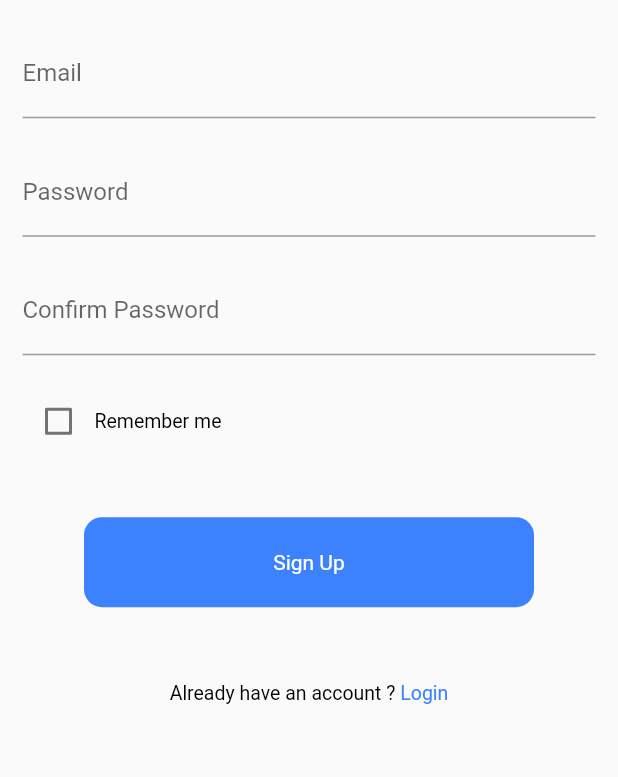
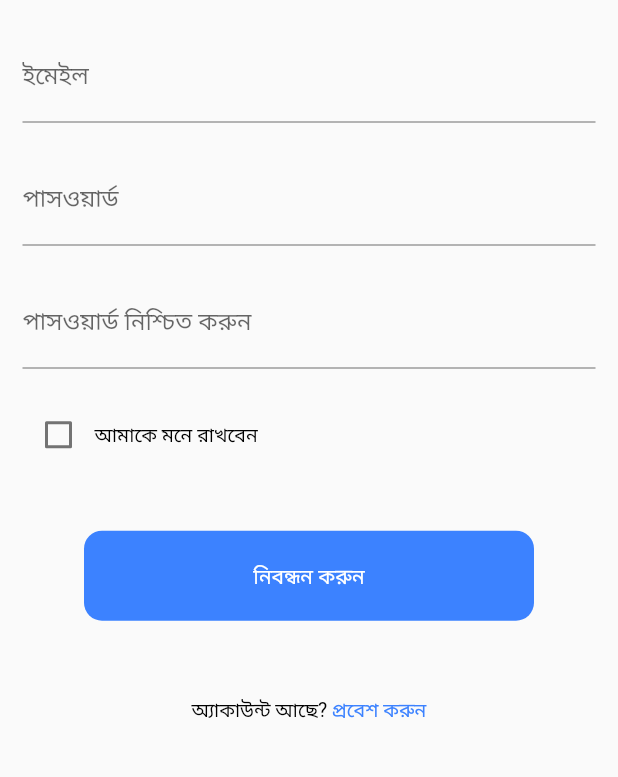
Before and after one commit to squirtle-squad-iut/isharabuli, a Flutter app: the SignupScreen screen opened directly, on a phone screen of 412 x 824 dp, the part 412-1189 px from its top. Run offline on Flutter 3.47's test engine with Material 2 defaults, Android fonts, the phone set to English and light mode, and no system bars; our stand-ins replace animated_splash_screen, firebase_auth, firebase_core, firebase_storage, flutter_native_splash, fluttertoast and 1 more; accounts and stored records are empty; network calls fail.

Commit message:
Enabled bangla lanuage

```diff
--- /dev/null
+++ b/lib/messages/messages_bn.dart
@@ -0,0 +1,5 @@
+const Map<String, String> messagesBn = {
+  'Ishara Buli' : 'ইশারা বুলি',
+  'Learn': 'শিখুন',
+  // Add more translations as needed
+};
--- a/lib/views/landing_page.dart
+++ b/lib/views/landing_page.dart
@@ -31,7 +31,7 @@ class _SignupLoginScreenState extends State<SignupLoginScreen> {
                       height: 50,
                     ),
                     InkWell(
-                      child: SignUpContainer(st: "Sign Up"),
+                      child: SignUpContainer(st: "নিবন্ধন করুন"),
                       onTap: () {
                         Navigator.of(context).push(MaterialPageRoute(
                             builder: (context) => const SignupScreen()));
@@ -41,7 +41,7 @@ class _SignupLoginScreenState extends State<SignupLoginScreen> {
                       height: 50,
                     ),
                     InkWell(
-                      child: LoginContainer(st: "Log In"),
+                      child: LoginContainer(st: "প্রবেশ করুন"),
                       onTap: () {
                         Navigator.of(context).push(MaterialPageRoute(
                             builder: (context) => const LoginScreen()));
--- a/lib/views/learning_page.dart
+++ b/lib/views/learning_page.dart
@@ -26,7 +26,7 @@ class LearningPage extends StatelessWidget {
     final screenHeight = MediaQuery.of(context).size.height;
     return Scaffold(
       appBar: AppBar(
-        title: const Text("Ishara Buli"),
+        title: const Text("ইশারা বুলি"),
         automaticallyImplyLeading: false,
         actions: [
           IconButton(
--- a/lib/views/login_signup/login_screen.dart
+++ b/lib/views/login_signup/login_screen.dart
@@ -39,7 +39,7 @@ class _LoginScreenState extends State<LoginScreen> {
                     const SizedBox(width: 30),
                     TextFormField(
                       decoration: const InputDecoration(
-                          labelText: "Email", hintText: "Email"),
+                          labelText: "ইমেইল", hintText: "ইমেইল"),
                       keyboardType: TextInputType.emailAddress,
                       validator: (value) {
                         if (value == null || value.isEmpty) {
@@ -54,7 +54,7 @@ class _LoginScreenState extends State<LoginScreen> {
                     TextFormField(
                       obscureText: true,
                       decoration: const InputDecoration(
-                          labelText: "Password", hintText: "Password"),
+                          labelText: "পাসওয়ার্ড", hintText: "পাসওয়ার্ড"),
                       validator: (value) {
                         if (value == null || value.isEmpty) {
                           return 'Please enter your password';
@@ -74,18 +74,17 @@ class _LoginScreenState extends State<LoginScreen> {
                               _value = newValue!;
                               // storeUserCredentials(String email, String password)
                             });
-                            const Text(
-                              "Remember me",
-                              style: TextStyle(
-                                  fontSize: 13, color: AppColors.kBlackColor),
-                            );
                           },
                         ),
-                        Spacer(),
+                        const Text(
+                          "আমাকে মনে রাখবেন",
+                          style: TextStyle(fontSize: 13, color: AppColors.kBlackColor),
+                        ),
+                        const Spacer(),
                         const TextButton(
-                          onPressed: null,
+                          onPressed: null, //TODO: implement password reset here
                           child: Text(
-                            "Forgot password?",
+                            "পাসওয়ার্ড ভুলে গেছেন?",
                             style: TextStyle(
                               fontSize: 15,
                             ),
@@ -96,7 +95,7 @@ class _LoginScreenState extends State<LoginScreen> {
 
                     const SizedBox(height: 40),
                     InkWell(
-                      child: SignUpContainer(st: "LogIn"),
+                      child: SignUpContainer(st: "প্রবেশ করুন"),
                       onTap: () {
                         signIn(_emailController.text, _passwordController.text, context);
                       },
@@ -107,7 +106,7 @@ class _LoginScreenState extends State<LoginScreen> {
                     InkWell(
                       child: RichText(
                         text: RichTextSpan(
-                            one: "Don’t have an account ? ", two: "Sign Up"),
+                            one: "অ্যাকাউন্ট নেই? ", two: "নিবন্ধন করুন"),
                       ),
                       onTap: () {
                         Navigator.of(context).push(MaterialPageRoute(
@@ -132,24 +131,17 @@ Future<String?> signIn(String email, String password, context) async {
       email: email,
       password: password,
     );
+    Fluttertoast.showToast(msg: 'সফল লগইন');
     // User user = userCredential.user;
     Navigator.of(context).push(MaterialPageRoute(
         builder: (context) => const HomePage()));
     return 'success';
   } on FirebaseAuthException catch (e) {
     if (e.code == 'user-not-found') {
+      Fluttertoast.showToast(msg: 'সেই ইমেলের কোনো ব্যবহারকারী নেই');
       return 'No user found for that email.';
     } else if (e.code == 'wrong-password') {
-      Fluttertoast.showToast(
-          msg: "Wrong password",
-          toastLength: Toast.LENGTH_SHORT,
-          gravity: ToastGravity.BOTTOM,
-          timeInSecForIosWeb: 1,
-          backgroundColor: Colors.grey[600],
-          textColor: Colors.white,
-          fontSize: 16.0
-      );
-
+      Fluttertoast.showToast(msg: 'পাসওয়ার্ড ভুল');
       return 'Wrong password provided for that user.';
     }
     return e.message;
--- a/lib/views/login_signup/signup_sreen.dart
+++ b/lib/views/login_signup/signup_sreen.dart
@@ -38,7 +38,7 @@ class _SignupScreenState extends State<SignupScreen> {
                     // CustomTextField(Lone: "Email", Htwo: "Email"),
                     TextFormField(
                       decoration: const InputDecoration(
-                          labelText: "Email", hintText: "Email"),
+                          labelText: "ইমেইল", hintText: "ইমেইল"),
                       keyboardType: TextInputType.emailAddress,
                       validator: (value) {
                         if (value == null || value.isEmpty) {
@@ -55,7 +55,7 @@ class _SignupScreenState extends State<SignupScreen> {
                     TextFormField(
                       obscureText: true,
                       decoration: const InputDecoration(
-                          labelText: "Password", hintText: "Password"),
+                          labelText: "পাসওয়ার্ড", hintText: "পাসওয়ার্ড"),
                       validator: (value) {
                         if (value == null || value.isEmpty) {
                           return 'Please enter your password';
@@ -72,8 +72,8 @@ class _SignupScreenState extends State<SignupScreen> {
                     TextFormField(
                       obscureText: true,
                       decoration: const InputDecoration(
-                          labelText: "Confirm Password",
-                          hintText: "Confirm Password"),
+                          labelText: "পাসওয়ার্ড নিশ্চিত করুন",
+                          hintText: "পাসওয়ার্ড নিশ্চিত করুন"),
                       validator: (value) {
                         if (value == null || value.isEmpty) {
                           return 'Please confirm your password';
@@ -98,7 +98,7 @@ class _SignupScreenState extends State<SignupScreen> {
                           },
                         ),
                         const Text(
-                          "Remember me",
+                          "আমাকে মনে রাখবেন",
                           style: TextStyle(
                             fontSize: 13,
                             color: AppColors.kBlackColor,
@@ -109,7 +109,7 @@ class _SignupScreenState extends State<SignupScreen> {
 
                     const SizedBox(height: 40),
                     InkWell(
-                      child: SignUpContainer(st: "Sign Up"),
+                      child: SignUpContainer(st: "নিবন্ধন করুন"),
                       onTap: () {
                         signUp(_emailController.text, _passwordController.text, context);
                       },
@@ -120,7 +120,7 @@ class _SignupScreenState extends State<SignupScreen> {
                     InkWell(
                       child: RichText(
                         text: RichTextSpan(
-                            one: "Already have an account ? ", two: "Login"),
+                            one: "অ্যাকাউন্ট আছে? ", two: "প্রবেশ করুন"),
                       ),
                       onTap: () {
                         Navigator.of(context).push(MaterialPageRoute(
--- a/lib/views/profile_page.dart
+++ b/lib/views/profile_page.dart
@@ -24,7 +24,7 @@ class _ProfilePageState extends State<ProfilePage> {
   Widget build(BuildContext context) {
     return Scaffold(
       appBar: AppBar(
-        title: Text('Profile'),
+        title: Text('প্রোফাইল'),
       ),
       body: Center(
         child: Column(
@@ -38,7 +38,7 @@ class _ProfilePageState extends State<ProfilePage> {
             SizedBox(height: 100),
             Text(
               // _user.displayName!,
-              'Username',
+              'ব্যবহারকারীর নাম',
               style: TextStyle(
                 fontSize: 24,
                 fontWeight: FontWeight.bold,
@@ -56,7 +56,7 @@ class _ProfilePageState extends State<ProfilePage> {
               onPressed: () {
                 // navigate to edit profile page
               },
-              child: Text('Edit Profile'),
+              child: Text('প্রোফাইল সম্পাদনা করুন'),
             ),
             SizedBox(height: 16),
             ElevatedButton(
@@ -64,7 +64,7 @@ class _ProfilePageState extends State<ProfilePage> {
                 Navigator.of(context).push(MaterialPageRoute(
                     builder: (context) => SignupLoginScreen()));
               },
-              child: Text('Sign Out'),
+              child: Text('সাইন আউট'),
             ),
           ],
         ),
```
Also changed, not shown: lib/main.dart (+12 -1 lines), lib/views/home_page.dart (+5 -4 lines), lib/views/testing_page.dart (+128 -128 lines), 1 other file.
